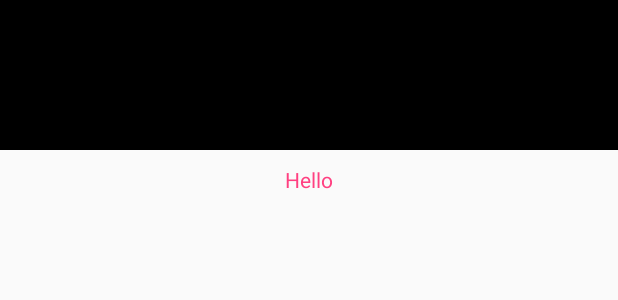
After one commit to geeksfan/Android_Demo, an Android app: the layout layout_grid_view_item.xml on its own in the app's theme, with its tools: preview values and no code run, on a phone screen of 412 x 824 dp. The commit adds this screen. Shown: the top 300 px of the screen. Run offline under Robolectric (Android 15) with nearby library versions, the phone set to English and light mode, and no system bars.

Commit message:
GridView 完结

```diff
--- a/app/build.gradle
+++ b/app/build.gradle
@@ -37,6 +37,7 @@ dependencies {
     implementation 'androidx.appcompat:appcompat:1.2.0'
     implementation 'com.google.android.material:material:1.2.1'
     implementation 'androidx.constraintlayout:constraintlayout:2.0.1'
+    implementation 'org.jetbrains:annotations:15.0'
     testImplementation 'junit:junit:4.+'
     androidTestImplementation 'androidx.test.ext:junit:1.1.2'
     androidTestImplementation 'androidx.test.espresso:espresso-core:3.3.0'
--- a/app/src/main/AndroidManifest.xml
+++ b/app/src/main/AndroidManifest.xml
@@ -11,7 +11,8 @@
         android:roundIcon="@mipmap/ic_launcher_round"
         android:supportsRtl="true"
         android:theme="@style/Theme.HelloWorld">
-        <activity android:name=".ListView.ListViewActivity"/>
+        <activity android:name=".gridview.GridViewActivity"/>
+        <activity android:name=".listview.ListViewActivity"/>
         <activity android:name=".ImageViewActivity" />
         <activity android:name=".CheckBoxActivity" />
         <activity android:name=".RadioButtonActivity" />
--- a/app/src/main/java/com/smart4s/app/merchant/helloworld/ListView/ListViewActivity.java
+++ b/app/src/main/java/com/smart4s/app/merchant/helloworld/listview/ListViewActivity.java
@@ -1,4 +1,4 @@
-package com.smart4s.app.merchant.helloworld.ListView;
+package com.smart4s.app.merchant.helloworld.listview;
 
 import android.app.Activity;
 import android.os.Bundle;
--- a/app/src/main/java/com/smart4s/app/merchant/helloworld/ListView/MyListViewAdapter.java
+++ b/app/src/main/java/com/smart4s/app/merchant/helloworld/listview/MyListViewAdapter.java
@@ -1,4 +1,4 @@
-package com.smart4s.app.merchant.helloworld.ListView;
+package com.smart4s.app.merchant.helloworld.listview;
 
 import android.content.Context;
 import android.util.Log;
--- /dev/null
+++ b/app/src/main/res/layout/layout_grid_view_item.xml
@@ -0,0 +1,22 @@
+<?xml version="1.0" encoding="utf-8"?>
+<LinearLayout xmlns:android="http://schemas.android.com/apk/res/android"
+    android:layout_width="match_parent"
+    android:layout_height="match_parent"
+    android:orientation="vertical">
+
+    <ImageView
+        android:id="@+id/iv_grid"
+        android:layout_width="match_parent"
+        android:layout_height="100dp"
+        android:scaleType="fitCenter"
+        android:background="@color/black"/>
+    <TextView
+        android:id="@+id/tv_grid_title"
+        android:layout_width="match_parent"
+        android:layout_height="wrap_content"
+        android:text="Hello"
+        android:gravity="center"
+        android:textColor="@color/account"
+        android:layout_marginTop="10dp"/>
+
+</LinearLayout>
--- a/build.gradle
+++ b/build.gradle
@@ -13,7 +13,7 @@ buildscript {
     }
     dependencies {
 //        classpath "com.android.tools.build:gradle:4.2.0"
-        classpath 'com.android.tools.build:gradle:3.6.3'
+        classpath 'com.android.tools.build:gradle:4.2.0'
         classpath 'org.greenrobot:greendao-gradle-plugin:3.3.0' // add plugin
         // NOTE: Do not place your application dependencies here; they belong
         // in the individual module build.gradle files
```
Also changed, not shown: app/src/main/java/com/smart4s/app/merchant/helloworld/MainActivity.java (+9 -1 lines), app/src/main/java/com/smart4s/app/merchant/helloworld/gridview/GridViewActivity.java (added, +38 -0 lines), app/src/main/java/com/smart4s/app/merchant/helloworld/gridview/MyGridViewAdapter.java (added, +61 -0 lines), app/src/main/res/layout/activity_grid_view.xml (added, +15 -0 lines), app/src/main/res/layout/activity_main.xml (+7 -0 lines).
